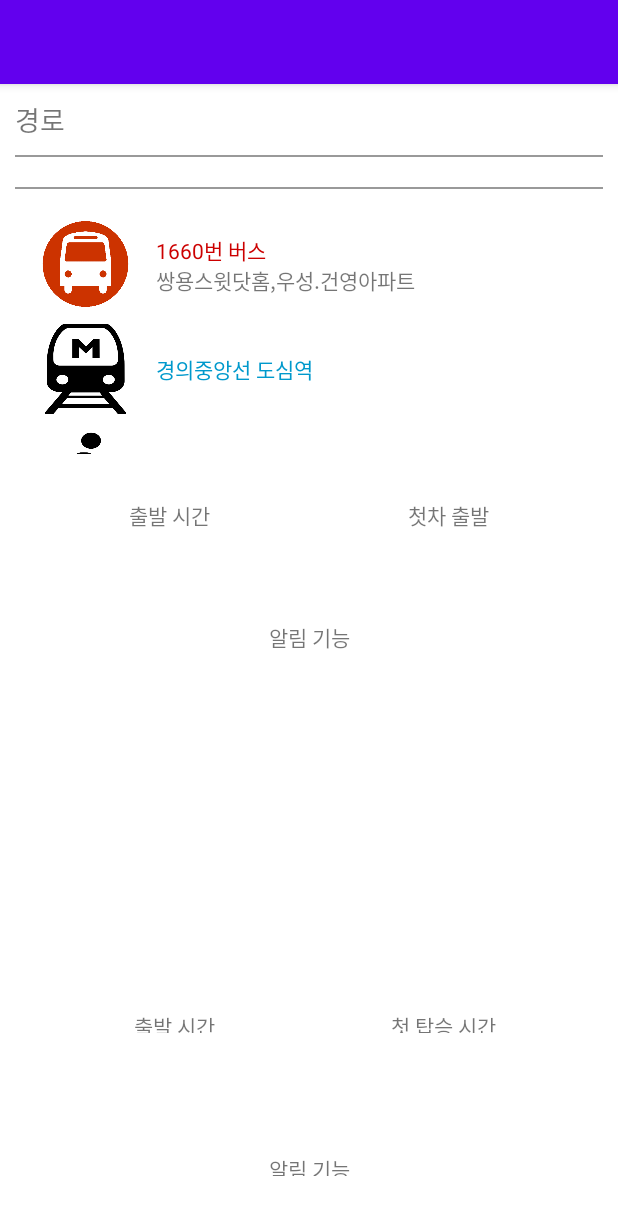
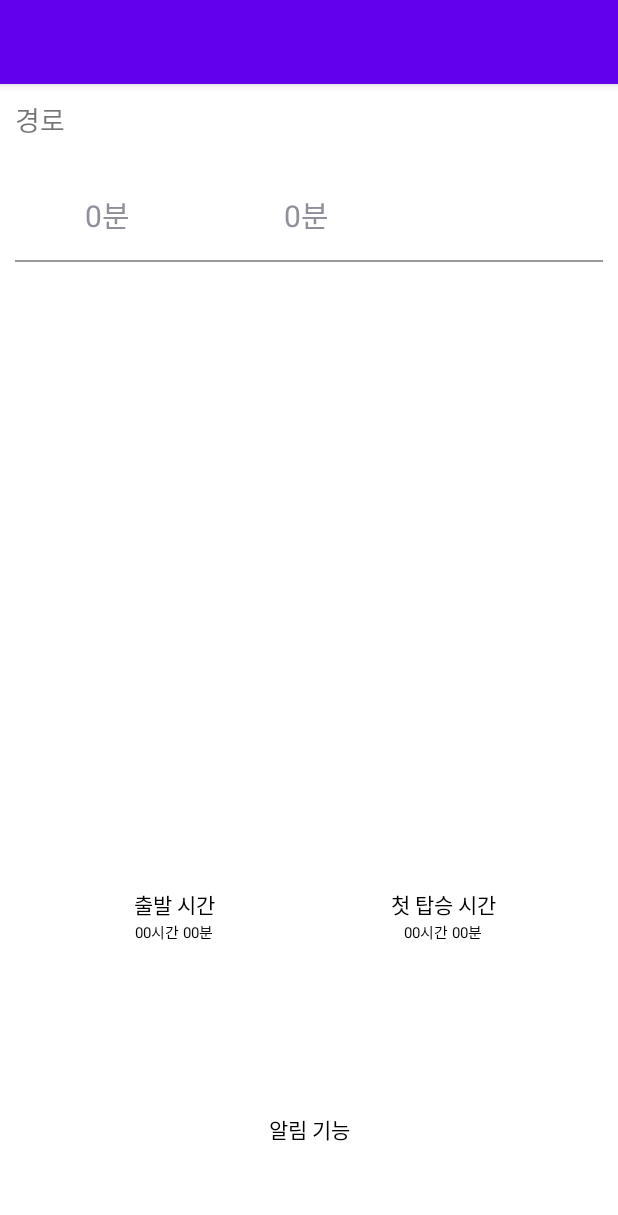
Before and after one commit to Y-Joo/Makcha, an Android app: the DetailedInform screen opened directly, with no data from a screen before it, on a phone screen of 412 x 824 dp. Shown: the top 1215 px of the screen. Run offline under Robolectric (Android 15) with nearby library versions, the phone set to English and light mode, and no system bars; 10 statements that could not run were skipped.

Commit message:
Fixed background color

```diff
--- a/app/src/main/java/com/example/makcha/DetailedInform.java
+++ b/app/src/main/java/com/example/makcha/DetailedInform.java
@@ -40,7 +40,7 @@
         LinearLayout detailedPage = (LinearLayout)findViewById(R.id.detailedPage);
         //detailedPage.addView(makeTextOnBar());
         //detailedPage.addView(makeImageBar());
-        LinearLayout directionCardList = (LinearLayout)findViewById(R.id.directionCardList);
+        LinearLayout directionCardInDetailedPage = (LinearLayout)findViewById(R.id.directionCardInDetailedPage);
 
         /////첫번째 레이아웃 !!!!!!!!!!!!여기에 정보 가져와야함..!!!!
         //cardview
@@ -50,7 +50,7 @@
         dividerParams.setMargins(20,20,20,20);
         divider.setBackgroundColor(getColor(com.google.android.libraries.places.R.color.quantum_grey));
         divider.setLayoutParams(dividerParams);
-        directionCardList.addView(divider);
+        directionCardInDetailedPage.addView(divider);
         Intent intent = getIntent();
 
 
@@ -112,7 +112,7 @@
             topBaseLayout.addView(takingTime);
             topBaseLayout.addView(departureTime);
             topBaseLayout.addView(arriveTime);
-            directionCardList.addView(topBaseLayout);
+            directionCardInDetailedPage.addView(topBaseLayout);
             JSONArray stepsArr = detailObj.getJSONArray("steps");
             long sum_step_duration = 0;
             ArrayList<Long> step_durations = new ArrayList<>();
@@ -169,7 +169,7 @@
             }
             routeFrame.addView(barLayout);
             routeFrame.addView(barTextLayout);
-            directionCardList.addView(routeFrame);
+            directionCardInDetailedPage.addView(routeFrame);
         } catch (JSONException e) {
             e.printStackTrace();
         }
@@ -243,12 +243,14 @@
         TextView firstRowStartView = new TextView(this);
         firstRowStartView.setLayoutParams(firstRowTextParams);
         firstRowStartView.setText("출발 시간");
+        firstRowStartView.setTextColor(getColor(R.color.black));
         firstRowStartView.setTextAlignment(View.TEXT_ALIGNMENT_CENTER);
 
         TextView firstRowEndView = new TextView(this);
         firstRowEndView.setLayoutParams(firstRowTextParams);
         firstRowEndView.setTextSize(10);
         firstRowEndView.setText("00시간 00분");    //연결해야할 변수
+        firstRowEndView.setTextColor(getColor(R.color.black));
         firstRowEndView.setTextAlignment(View.TEXT_ALIGNMENT_CENTER);
 
         //첫번째줄 2번째 텍스트뷰 첫차출발
@@ -264,12 +266,14 @@
         TextView firstRowSecondStartView = new TextView(this);
         firstRowSecondStartView.setLayoutParams(firstRowSecondTextParams);
         firstRowSecondStartView.setText("첫 탑승 시간");
+        firstRowSecondStartView.setTextColor(getColor(R.color.black));
         firstRowSecondStartView.setTextAlignment(View.TEXT_ALIGNMENT_CENTER);
 
         TextView firstRowSecondEndView = new TextView(this);
         firstRowSecondEndView.setLayoutParams(firstRowSecondTextParams);
         firstRowSecondEndView.setTextSize(10);
         firstRowSecondEndView.setText("00시간 00분");    //연결해야할 변수
+        firstRowSecondEndView.setTextColor(getColor(R.color.black));
         firstRowSecondEndView.setTextAlignment(View.TEXT_ALIGNMENT_CENTER);
 
 
@@ -301,6 +305,7 @@
         TextView alarmText = new TextView(this);
         alarmText.setLayoutParams(alarmTextParams);
         alarmText.setText("알림 기능");
+        alarmText.setTextColor(getColor(R.color.black));
         alarmText.setTextAlignment(View.TEXT_ALIGNMENT_CENTER);
 
         secondRowfirst.addView(alarmText);
@@ -318,7 +323,7 @@
         directionCardLayout.setOrientation(LinearLayout.HORIZONTAL);
         directionCardLayout.setLayoutParams(directionCardParams);
         //카드안 사진
-        LinearLayout.LayoutParams directionImageParams = new LinearLayout.LayoutParams(0,120);
+        LinearLayout.LayoutParams directionImageParams = new LinearLayout.LayoutParams(0,180);
         directionImageParams.weight = 1;
         ImageView directionImage = new ImageView(this);
         if (type == 0) {
@@ -333,14 +338,14 @@
         directionImage.setLayoutParams(directionImageParams);
         directionCardLayout.addView(directionImage);
         //카드안 텍스트정보
-        LinearLayout.LayoutParams textInformParams = new LinearLayout.LayoutParams(0, 120);
+        LinearLayout.LayoutParams textInformParams = new LinearLayout.LayoutParams(0, 180);
         textInformParams.weight = 4;
         LinearLayout textInform = new LinearLayout(this);
         textInform.setOrientation(LinearLayout.VERTICAL);
         textInform.setPadding(20,20,20,20);
         textInform.setLayoutParams(textInformParams);
 
-        LinearLayout.LayoutParams locationTextParams = new LinearLayout.LayoutParams(ViewGroup.LayoutParams.MATCH_PARENT, 60);
+        LinearLayout.LayoutParams locationTextParams = new LinearLayout.LayoutParams(ViewGroup.LayoutParams.MATCH_PARENT, 90);
         locationTextParams.weight = 5;
         if (type == 1 || type == 2) {
             TextView locationText = new TextView(this);
@@ -379,7 +384,8 @@
         int size = Math.round(4 * dm.density);
 
         TextView barText = new TextView(parent);
-        barText.setText(time + "분");
+        if (time > 5)
+            barText.setText(time + "분");
         barText.setTextSize(size);
         barText.setTextAlignment(View.TEXT_ALIGNMENT_CENTER);
         LinearLayout.LayoutParams barTextLayoutParams = new LinearLayout.LayoutParams(0, LinearLayout.LayoutParams.MATCH_PARENT);
--- a/app/src/main/res/layout/activity_detailed_inform.xml
+++ b/app/src/main/res/layout/activity_detailed_inform.xml
@@ -6,6 +6,7 @@
     android:layout_height="match_parent"
     android:orientation="vertical"
     android:id="@+id/detailedPage"
+    android:background="@color/white"
     tools:context=".DetailedInform">
     <TextView
         android:layout_width="match_parent"
@@ -16,15 +17,15 @@
         android:paddingTop="10dp"></TextView>
 
     //첫번째 정보
-    <View
-        android:layout_width="match_parent"
-        android:layout_height="1dp"
-        android:layout_margin="10dp"
-        android:background="#999999"/>
+<!--    <View-->
+<!--        android:layout_width="match_parent"-->
+<!--        android:layout_height="1dp"-->
+<!--        android:layout_margin="10dp"-->
+<!--        android:background="#999999"/>-->
     <LinearLayout
         android:layout_width="match_parent"
         android:layout_height="wrap_content"
-        android:id="@+id/directionCard"
+        android:id="@+id/directionCardInDetailedPage"
         android:layout_gravity="center"
         android:orientation="vertical">
         <!--<LinearLayout
@@ -139,173 +140,173 @@
         android:background="#999999"/>
 
     //두번째 정보
-    <LinearLayout
-        android:layout_width="match_parent"
-        android:layout_height="0dp"
-        android:layout_weight="4"
-        android:orientation="vertical">
-        <LinearLayout
-            android:layout_width="match_parent"
-            android:layout_height="wrap_content"
-            android:orientation="horizontal"
-            android:layout_marginLeft="20dp"
-            android:layout_marginRight="20dp"
-            android:layout_marginTop="10dp">
-            <ImageView
-                android:layout_width="0dp"
-                android:layout_height="60dp"
-                android:layout_weight="1"
-                android:src="@drawable/bus_image_removebg"></ImageView>
-            <LinearLayout
-                android:layout_width="0dp"
-                android:layout_height="60dp"
-                android:layout_weight="4"
-                android:orientation="vertical"
-                android:padding="10dp">
-                <TextView
-                    android:layout_width="match_parent"
-                    android:layout_height="30dp"
-                    android:layout_weight="5"
-                    android:text="1660번 버스"
-                    android:gravity="center_vertical"
-                    android:textColor="@color/red"></TextView>
-                <TextView
-                    android:layout_width="match_parent"
-                    android:layout_height="30dp"
-                    android:layout_weight="5"
-                    android:text="쌍용스윗닷홈,우성.건영아파트"
-                    android:gravity="top"></TextView>
-            </LinearLayout>
-        </LinearLayout>
-        <LinearLayout
-            android:layout_width="match_parent"
-            android:layout_height="wrap_content"
-            android:orientation="horizontal"
-            android:layout_marginLeft="20dp"
-            android:layout_marginRight="20dp"
-            android:layout_marginTop="10dp">
-            <ImageView
-                android:layout_width="0dp"
-                android:layout_height="60dp"
-                android:layout_weight="1"
-                android:background="@drawable/subway_image"></ImageView>
-            <LinearLayout
-                android:layout_width="0dp"
-                android:layout_height="60dp"
-                android:layout_weight="4"
-                android:orientation="vertical"
-                android:padding="10dp">
-                <TextView
-                    android:layout_width="match_parent"
-                    android:layout_height="30dp"
-                    android:layout_weight="5"
-                    android:text="경의중앙선 도심역"
-                    android:gravity="center_vertical"
-                    android:textColor="@android:color/holo_blue_dark"></TextView>
-            </LinearLayout>
-        </LinearLayout>
-        <LinearLayout
-            android:layout_width="match_parent"
-            android:layout_height="wrap_content"
-            android:orientation="horizontal"
-            android:layout_marginLeft="20dp"
-            android:layout_marginRight="20dp"
-            android:layout_marginTop="10dp">
-            <ImageView
-                android:layout_width="0dp"
-                android:layout_height="60dp"
-                android:layout_weight="1"
-                android:background="@drawable/pave_removebg"></ImageView>
-            <LinearLayout
-                android:layout_width="0dp"
-                android:layout_height="60dp"
-                android:layout_weight="4"
-                android:orientation="vertical"
-                android:padding="10dp">
-                <TextView
-                    android:layout_width="match_parent"
-                    android:layout_height="30dp"
-                    android:layout_weight="5"
-                    android:text="도보 이동 00분 (도심역 -> 덕소역)"
-                    android:gravity="center_vertical"
-                    android:textColor="@android:color/holo_green_dark"></TextView>
-            </LinearLayout>
-        </LinearLayout>
-    </LinearLayout>
+<!--    <LinearLayout-->
+<!--        android:layout_width="match_parent"-->
+<!--        android:layout_height="0dp"-->
+<!--        android:layout_weight="4"-->
+<!--        android:orientation="vertical">-->
+<!--        <LinearLayout-->
+<!--            android:layout_width="match_parent"-->
+<!--            android:layout_height="wrap_content"-->
+<!--            android:orientation="horizontal"-->
+<!--            android:layout_marginLeft="20dp"-->
+<!--            android:layout_marginRight="20dp"-->
+<!--            android:layout_marginTop="10dp">-->
+<!--            <ImageView-->
+<!--                android:layout_width="0dp"-->
+<!--                android:layout_height="60dp"-->
+<!--                android:layout_weight="1"-->
+<!--                android:src="@drawable/bus_image_removebg"></ImageView>-->
+<!--            <LinearLayout-->
+<!--                android:layout_width="0dp"-->
+<!--                android:layout_height="60dp"-->
+<!--                android:layout_weight="4"-->
+<!--                android:orientation="vertical"-->
+<!--                android:padding="10dp">-->
+<!--                <TextView-->
+<!--                    android:layout_width="match_parent"-->
+<!--                    android:layout_height="30dp"-->
+<!--                    android:layout_weight="5"-->
+<!--                    android:text="1660번 버스"-->
+<!--                    android:gravity="center_vertical"-->
+<!--                    android:textColor="@color/red"></TextView>-->
+<!--                <TextView-->
+<!--                    android:layout_width="match_parent"-->
+<!--                    android:layout_height="30dp"-->
+<!--                    android:layout_weight="5"-->
+<!--                    android:text="쌍용스윗닷홈,우성.건영아파트"-->
+<!--                    android:gravity="top"></TextView>-->
+<!--            </LinearLayout>-->
+<!--        </LinearLayout>-->
+<!--        <LinearLayout-->
+<!--            android:layout_width="match_parent"-->
+<!--            android:layout_height="wrap_content"-->
+<!--            android:orientation="horizontal"-->
+<!--            android:layout_marginLeft="20dp"-->
+<!--            android:layout_marginRight="20dp"-->
+<!--            android:layout_marginTop="10dp">-->
+<!--            <ImageView-->
+<!--                android:layout_width="0dp"-->
+<!--                android:layout_height="60dp"-->
+<!--                android:layout_weight="1"-->
+<!--                android:background="@drawable/subway_image"></ImageView>-->
+<!--            <LinearLayout-->
+<!--                android:layout_width="0dp"-->
+<!--                android:layout_height="60dp"-->
+<!--                android:layout_weight="4"-->
+<!--                android:orientation="vertical"-->
+<!--                android:padding="10dp">-->
+<!--                <TextView-->
+<!--                    android:layout_width="match_parent"-->
+<!--                    android:layout_height="30dp"-->
+<!--                    android:layout_weight="5"-->
+<!--                    android:text="경의중앙선 도심역"-->
+<!--                    android:gravity="center_vertical"-->
+<!--                    android:textColor="@android:color/holo_blue_dark"></TextView>-->
+<!--            </LinearLayout>-->
+<!--        </LinearLayout>-->
+<!--        <LinearLayout-->
+<!--            android:layout_width="match_parent"-->
+<!--            android:layout_height="wrap_content"-->
+<!--            android:orientation="horizontal"-->
+<!--            android:layout_marginLeft="20dp"-->
+<!--            android:layout_marginRight="20dp"-->
+<!--            android:layout_marginTop="10dp">-->
+<!--            <ImageView-->
+<!--                android:layout_width="0dp"-->
+<!--                android:layout_height="60dp"-->
+<!--                android:layout_weight="1"-->
+<!--                android:background="@drawable/pave_removebg"></ImageView>-->
+<!--            <LinearLayout-->
+<!--                android:layout_width="0dp"-->
+<!--                android:layout_height="60dp"-->
+<!--                android:layout_weight="4"-->
+<!--                android:orientation="vertical"-->
+<!--                android:padding="10dp">-->
+<!--                <TextView-->
+<!--                    android:layout_width="match_parent"-->
+<!--                    android:layout_height="30dp"-->
+<!--                    android:layout_weight="5"-->
+<!--                    android:text="도보 이동 00분 (도심역 -> 덕소역)"-->
+<!--                    android:gravity="center_vertical"-->
+<!--                    android:textColor="@android:color/holo_green_dark"></TextView>-->
+<!--            </LinearLayout>-->
+<!--        </LinearLayout>-->
+<!--    </LinearLayout>-->
 
-    //3번째 정보
-    <LinearLayout
-        android:layout_width="match_parent"
-        android:layout_height="0dp"
-        android:id="@+id/LastBaseLayout"
-        android:layout_weight="1"
-        android:orientation="horizontal"
-        android:layout_margin="20dp">
-        <LinearLayout
-            android:layout_width="0dp"
-            android:layout_height="match_parent"
-            android:layout_weight="1"
-            android:orientation="vertical"
-            android:gravity="center_vertical"
-            android:layout_margin="10dp">
-            <TextView
-                android:layout_width="match_parent"
-                android:layout_height="wrap_content"
-                android:text="출발 시간"
-                android:textAlignment="center"></TextView>
-            <TextView
-                android:layout_width="match_parent"
-                android:layout_height="wrap_content"
-                android:textSize="10pt"
-                android:text="00시간 00분"
-                android:textAlignment="center"></TextView>
+<!--    //3번째 정보-->
+<!--    <LinearLayout-->
+<!--        android:layout_width="match_parent"-->
+<!--        android:layout_height="0dp"-->
+<!--        android:id="@+id/LastBaseLayout"-->
+<!--        android:layout_weight="1"-->
+<!--        android:orientation="horizontal"-->
+<!--        android:layout_margin="20dp">-->
+<!--        <LinearLayout-->
+<!--            android:layout_width="0dp"-->
+<!--            android:layout_height="match_parent"-->
+<!--            android:layout_weight="1"-->
+<!--            android:orientation="vertical"-->
+<!--            android:gravity="center_vertical"-->
+<!--            android:layout_margin="10dp">-->
+<!--            <TextView-->
+<!--                android:layout_width="match_parent"-->
+<!--                android:layout_height="wrap_content"-->
+<!--                android:text="출발 시간"-->
+<!--                android:textAlignment="center"></TextView>-->
+<!--            <TextView-->
+<!--                android:layout_width="match_parent"-->
+<!--                android:layout_height="wrap_content"-->
+<!--                android:textSize="10pt"-->
+<!--                android:text="00시간 00분"-->
+<!--                android:textAlignment="center"></TextView>-->
 
-        </LinearLayout>
-        <LinearLayout
-            android:layout_width="0dp"
-            android:layout_height="match_parent"
-            android:layout_weight="1"
-            android:orientation="vertical"
-            android:gravity="center_vertical"
-            android:layout_margin="10dp">
-            <TextView
-                android:layout_width="match_parent"
-                android:layout_height="wrap_content"
-                android:text="첫차 출발"
-                android:textAlignment="center"></TextView>
-            <TextView
-                android:layout_width="match_parent"
-                android:layout_height="wrap_content"
-                android:text="00시 00분"
-                android:textSize="10pt"
-                android:textAlignment="center"></TextView>
+<!--        </LinearLayout>-->
+<!--        <LinearLayout-->
+<!--            android:layout_width="0dp"-->
+<!--            android:layout_height="match_parent"-->
+<!--            android:layout_weight="1"-->
+<!--            android:orientation="vertical"-->
+<!--            android:gravity="center_vertical"-->
+<!--            android:layout_margin="10dp">-->
+<!--            <TextView-->
+<!--                android:layout_width="match_parent"-->
+<!--                android:layout_height="wrap_content"-->
+<!--                android:text="첫차 출발"-->
+<!--                android:textAlignment="center"></TextView>-->
+<!--            <TextView-->
+<!--                android:layout_width="match_parent"-->
+<!--                android:layout_height="wrap_content"-->
+<!--                android:text="00시 00분"-->
+<!--                android:textSize="10pt"-->
+<!--                android:textAlignment="center"></TextView>-->
 
-        </LinearLayout>
+<!--        </LinearLayout>-->
 
-    </LinearLayout>
+<!--    </LinearLayout>-->
 
 
-    <LinearLayout
-        android:layout_width="match_parent"
-        android:layout_height="0dp"
-        android:layout_weight="1"
-        android:orientation="horizontal"
-        android:layout_margin="20dp">
-        <LinearLayout
-            android:layout_width="0dp"
-            android:layout_height="match_parent"
-            android:layout_weight="1"
-            android:orientation="vertical"
-            android:gravity="center_vertical"
-            android:layout_margin="10dp">
-            <TextView
-                android:layout_width="match_parent"
-                android:layout_height="wrap_content"
-                android:text="알림 기능"
-                android:textAlignment="center"></TextView>
+<!--    <LinearLayout-->
+<!--        android:layout_width="match_parent"-->
+<!--        android:layout_height="0dp"-->
+<!--        android:layout_weight="1"-->
+<!--        android:orientation="horizontal"-->
+<!--        android:layout_margin="20dp">-->
+<!--        <LinearLayout-->
+<!--            android:layout_width="0dp"-->
+<!--            android:layout_height="match_parent"-->
+<!--            android:layout_weight="1"-->
+<!--            android:orientation="vertical"-->
+<!--            android:gravity="center_vertical"-->
+<!--            android:layout_margin="10dp">-->
+<!--            <TextView-->
+<!--                android:layout_width="match_parent"-->
+<!--                android:layout_height="wrap_content"-->
+<!--                android:text="알림 기능"-->
+<!--                android:textAlignment="center"></TextView>-->
 
-        </LinearLayout>
-    </LinearLayout>
+<!--        </LinearLayout>-->
+<!--    </LinearLayout>-->
 
 
 </LinearLayout>
```
Also changed, not shown: app/src/main/res/layout/activity_main.xml (+105 -104 lines).
